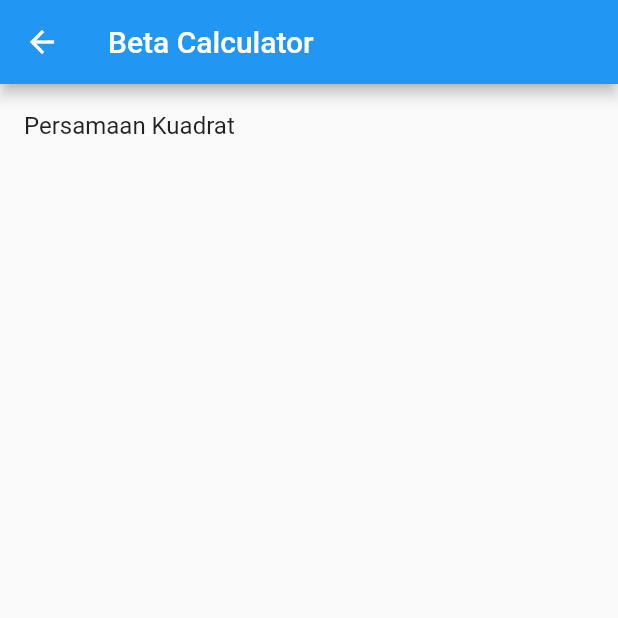
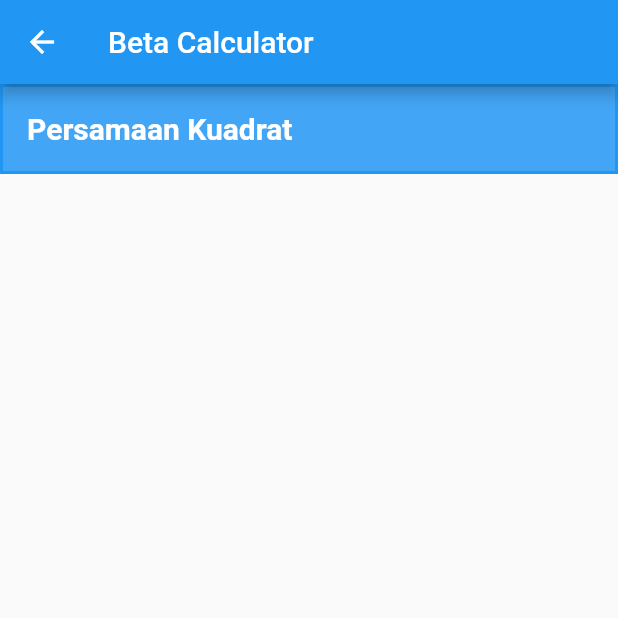
Before and after one commit to adafatya/calctex, a Flutter app: the Materi screen opened by its route, on a phone screen of 412 x 824 dp, the top half of it. Run offline on Flutter 3.47's test engine with Material 2 defaults, Android fonts, the phone set to English and light mode, and no system bars; missing offline and left inert: catex; Roboto replaces fonts that are missing (Sans serif).

Commit message:
add color to list tile

```diff
--- a/lib/materi.dart
+++ b/lib/materi.dart
@@ -9,11 +9,23 @@ class Materi extends StatelessWidget {
       ),
       body: ListView(
         children: [
-          ListTile(
-            title: Text("Persamaan Kuadrat"),
-            onTap: (){
-              Navigator.pushNamed(context, "/qe");
-            },
+          Container(
+            decoration: BoxDecoration(
+              border: Border.all(width: 2, color: Colors.blue),
+              boxShadow: [BoxShadow(color: Colors.blue[400])]
+            ),
+            child: ListTile(
+              title: Text("Persamaan Kuadrat",
+                      style: TextStyle(
+                        color: Colors.white,
+                        fontFamily: "Sans serif",
+                        fontWeight: FontWeight.bold,
+                        fontSize: 20)
+                      ),
+              onTap: (){
+                Navigator.pushNamed(context, "/qe");
+              },
+            ),
           )
         ],
       )
```
